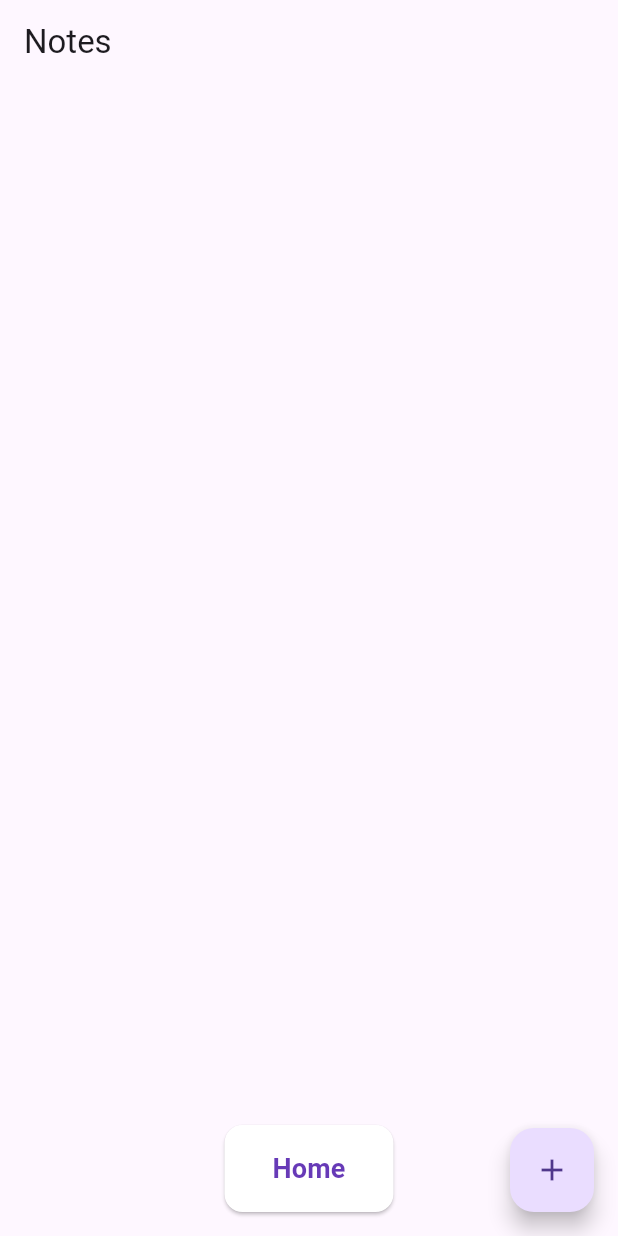
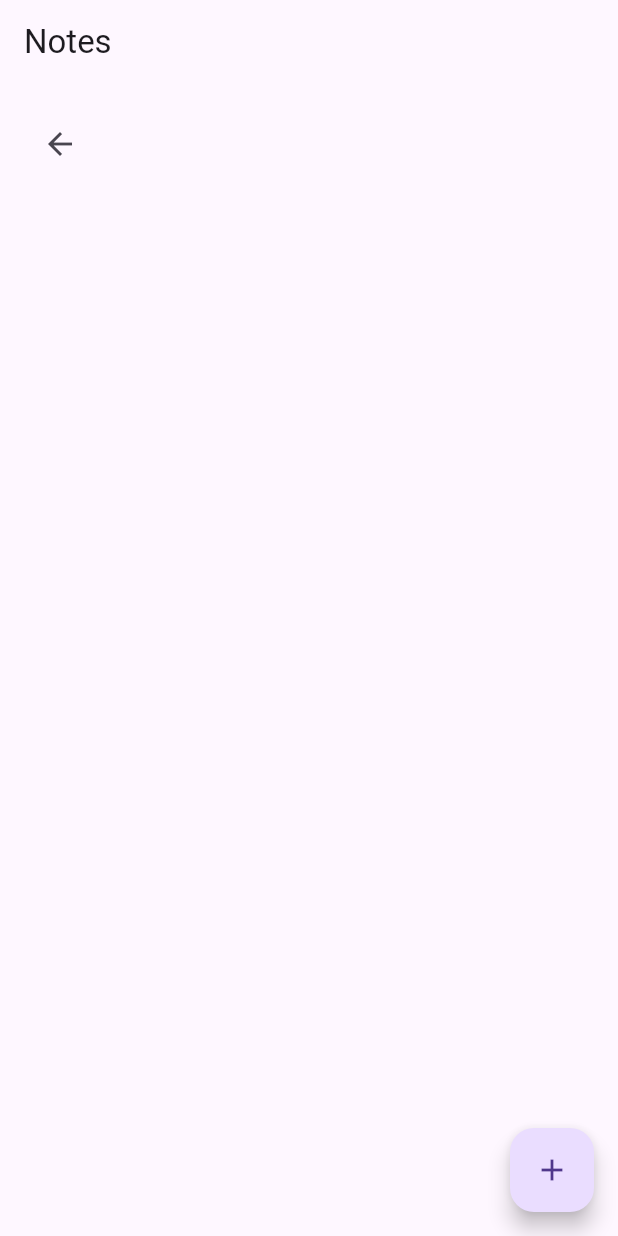
Before and after one commit to Siriuslys/flutter-note-app, a Flutter app: the NotesPage screen opened directly, on a phone screen of 412 x 824 dp. Run offline on Flutter 3.47's test engine with Material 3 defaults, Android fonts, the phone set to English and light mode, and no system bars; our stand-ins replace google_fonts.

Commit message:
fix: note view

```diff
--- a/lib/pages/create_note.dart
+++ b/lib/pages/create_note.dart
@@ -39,8 +39,10 @@ class _CreateNoteState extends State<CreateNote> {
     );
 
     if (widget.note == null) {
+      // Buat catatan baru
       widget.onNewNoteCreated?.call(newNote);
     } else {
+      // Edit catatan yang sudah ada
       widget.onNoteEdited?.call(widget.index!, newNote);
     }
 
--- a/lib/pages/notes_page.dart
+++ b/lib/pages/notes_page.dart
@@ -1,7 +1,7 @@
 import 'package:flutter/material.dart';
 import 'package:tugas3/models/note_model.dart';
 import 'package:tugas3/pages/create_note.dart';
-import 'package:tugas3/pages/home_page.dart';
+import 'package:tugas3/pages/home_page.dart'; // Import HomePage
 import 'package:tugas3/pages/widgets/note_card.dart';
 
 class NotesPage extends StatefulWidget {
@@ -12,7 +12,7 @@ class NotesPage extends StatefulWidget {
 }
 
 class _NotesPageState extends State<NotesPage> {
-  List<Note> notes = [];
+  List<Note> notes = List.empty(growable: true);
 
   @override
   Widget build(BuildContext context) {
@@ -22,6 +22,25 @@ class _NotesPageState extends State<NotesPage> {
       ),
       body: Column(
         children: [
+          Padding(
+            padding: const EdgeInsets.all(16.0),
+            child: Align(
+              alignment: Alignment.centerLeft,
+              child: IconButton(
+                icon: const Icon(Icons.arrow_back),
+                onPressed: () {
+                  // Navigate back to HomePage
+                  Navigator.pushReplacement(
+                    context,
+                    MaterialPageRoute(
+                      builder: (context) => const HomePage(),
+                    ),
+                  );
+                },
+              ),
+            ),
+          ),
+          // List of Notes
           Expanded(
             child: ListView.builder(
               itemCount: notes.length,
@@ -33,37 +52,6 @@ class _NotesPageState extends State<NotesPage> {
                   onNoteEdited: onNoteEdited,
                 );
               },
-            ),
-          ),
-          Padding(
-            padding: const EdgeInsets.all(16.0),
-            child: ElevatedButton(
-              onPressed: () {
-                Navigator.pushReplacement(
-                  context,
-                  MaterialPageRoute(
-                    builder: (context) => const HomePage(),
-                  ),
-                );
-              },
-              style: ElevatedButton.styleFrom(
-                backgroundColor: Colors.white,
-                padding: const EdgeInsets.symmetric(
-                  horizontal: 32,
-                  vertical: 16,
-                ),
-                shape: RoundedRectangleBorder(
-                  borderRadius: BorderRadius.circular(12),
-                ),
-              ),
-              child: const Text(
-                "Home",
-                style: TextStyle(
-                  color: Colors.deepPurple,
-                  fontSize: 18,
-                  fontWeight: FontWeight.bold,
-                ),
-              ),
             ),
           ),
         ],
@@ -84,20 +72,17 @@ class _NotesPageState extends State<NotesPage> {
   }
 
   void onNewNoteCreated(Note note) {
-    setState(() {
-      notes.add(note);
-    });
+    notes.add(note);
+    setState(() {});
   }
 
   void onNoteDeleted(int index) {
-    setState(() {
-      notes.removeAt(index);
-    });
+    notes.removeAt(index);
+    setState(() {});
   }
 
   void onNoteEdited(int index, Note newNote) {
-    setState(() {
-      notes[index] = newNote;
-    });
+    notes[index]= newNote;
+     setState(() {});
   }
 }
```
Also changed, not shown: lib/pages/widgets/note_card.dart (+68 -17 lines).
